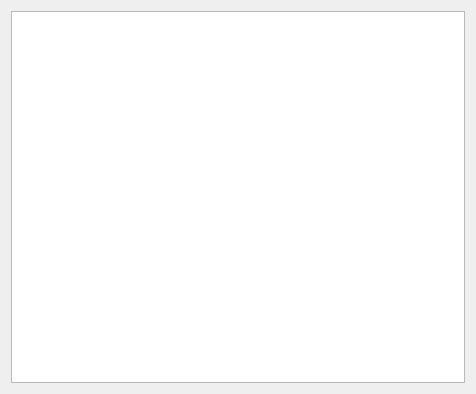
This is src/DGLGui/dglfboviewitem.ui in scygan/debugler as Qt 5 draws it before an edit. The edited form follows.
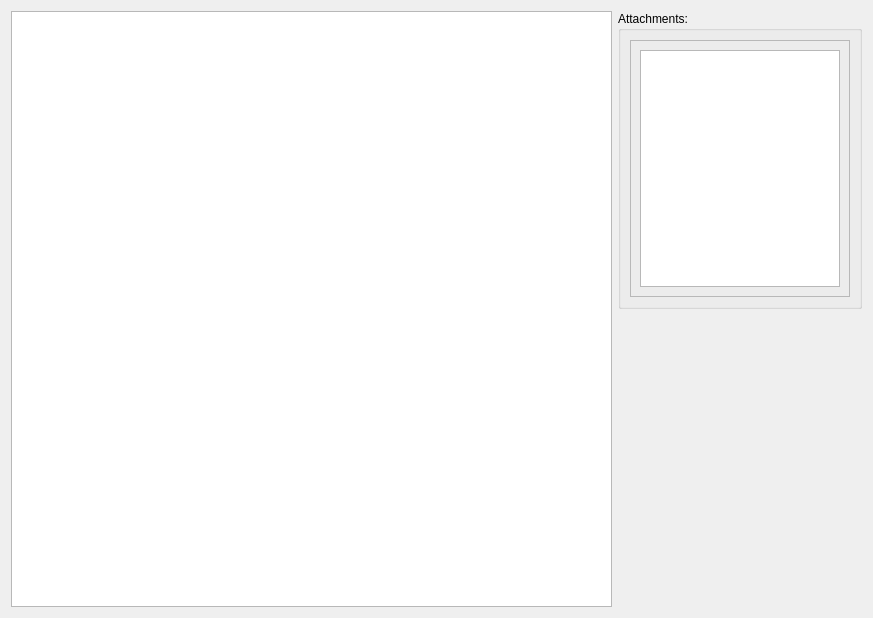
This is the edited form.

Patch:
```diff
--- a/src/DGLGui/dglfboviewitem.ui
+++ b/src/DGLGui/dglfboviewitem.ui
@@ -6,13 +6,15 @@
    <rect>
     <x>0</x>
     <y>0</y>
-    <width>476</width>
-    <height>394</height>
+    <width>873</width>
+    <height>618</height>
    </rect>
   </property>
   <property name="windowTitle">
    <string>Form</string>
   </property>
+  <layout class="QHBoxLayout" name="horizontalLayout">
+   <item>
   <layout class="QVBoxLayout" name="verticalLayout">
    <item>
     <widget class="QGraphicsView" name="graphicsView">
@@ -31,6 +33,68 @@
       </rectf>
      </property>
     </widget>
+     </item>
+    </layout>
+   </item>
+   <item>
+    <layout class="QVBoxLayout" name="verticalLayout_2">
+     <item>
+      <widget class="QGroupBox" name="groupBox">
+       <property name="sizePolicy">
+        <sizepolicy hsizetype="Fixed" vsizetype="Expanding">
+         <horstretch>0</horstretch>
+         <verstretch>0</verstretch>
+        </sizepolicy>
+       </property>
+       <property name="title">
+        <string>Attachments:</string>
+       </property>
+       <layout class="QVBoxLayout" name="verticalLayout_3">
+        <item>
+         <widget class="QFrame" name="frame">
+          <property name="frameShape">
+           <enum>QFrame::StyledPanel</enum>
+          </property>
+          <property name="frameShadow">
+           <enum>QFrame::Raised</enum>
+          </property>
+          <layout class="QVBoxLayout" name="verticalLayout_4">
+           <item>
+            <widget class="QListWidget" name="m_AttListWidget">
+             <property name="sizePolicy">
+              <sizepolicy hsizetype="Expanding" vsizetype="Expanding">
+               <horstretch>0</horstretch>
+               <verstretch>0</verstretch>
+              </sizepolicy>
+             </property>
+             <property name="maximumSize">
+              <size>
+               <width>200</width>
+               <height>16777215</height>
+              </size>
+             </property>
+            </widget>
+           </item>
+          </layout>
+         </widget>
+        </item>
+       </layout>
+      </widget>
+     </item>
+     <item>
+      <spacer name="verticalSpacer">
+       <property name="orientation">
+        <enum>Qt::Vertical</enum>
+       </property>
+       <property name="sizeHint" stdset="0">
+        <size>
+         <width>20</width>
+         <height>40</height>
+        </size>
+       </property>
+      </spacer>
+     </item>
+    </layout>
    </item>
   </layout>
  </widget>
```
Lines whose indentation alone changed are shown as unchanged.
